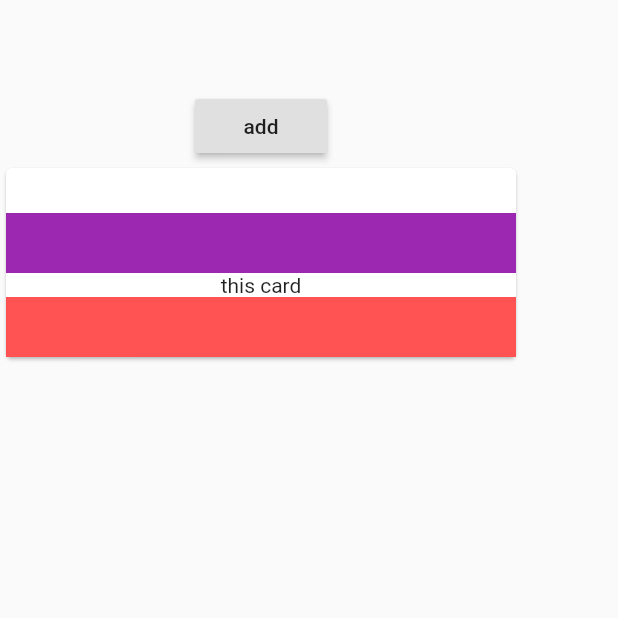
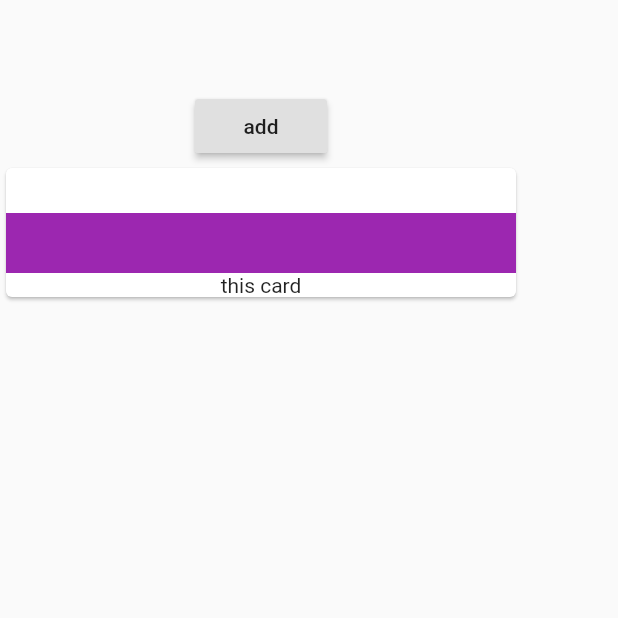
Before and after one commit to akshayyadav76/cource_3, a Flutter app: the screen it shows after launch, on a phone screen of 412 x 824 dp, the top half of it. Run offline on Flutter 3.47's test engine with Material 2 defaults, Android fonts, the phone set to English and light mode, and no system bars.

Commit message:
adding wiget list

```diff
--- a/lib/main.dart
+++ b/lib/main.dart
@@ -12,17 +12,20 @@ class MyApp extends StatefulWidget {
 }
 
 class _MyAppState extends State<MyApp> {
-  List<String>products=["food"];
+  List<String> _products = ["food"];
+
   @override
   Widget build(BuildContext context) {
     return Scaffold(
         body: Column(children: [
-
-          SizedBox(height: 60,),
-          RaisedButton(onPressed: (){},child: Text("add"),),
-
-
-      Card(
+      SizedBox(
+        height: 60,
+      ),
+      RaisedButton(
+        onPressed: () {},
+        child: Text("add"),
+      ),
+    Column(children:_products.map((Element)=>  Card(
       child: Column(
         children: <Widget>[
           SizedBox(
@@ -34,14 +37,12 @@ class _MyAppState extends State<MyApp> {
             color: Colors.purple,
           ),
           Text("this card"),
-            Container(
-              width: 340,
-              height: 40,
-              color: Colors.redAccent,
-            ),
         ],
       ),
+    )).toList(),
+
     ),
+
     ]));
   }
 }
```
Lines whose indentation alone changed are shown as unchanged.
